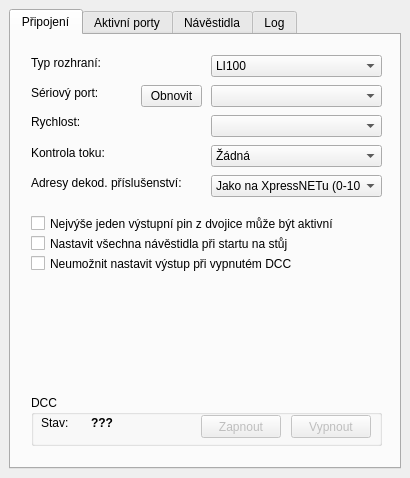
Above: form/main-window.ui from kmzbrnoI/rcs-lib-XpressNET-qt before the change. Below: the same form after it.
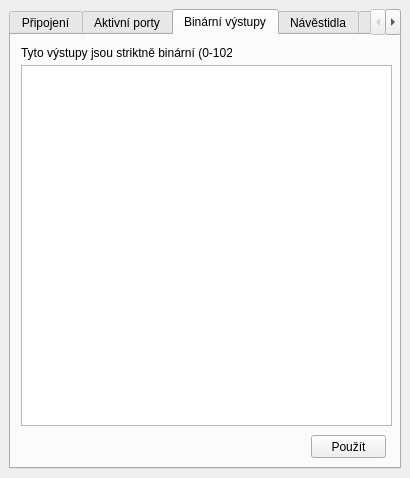
That is the form after the change. The open tabs and pages were chosen to show the change.

Commit message: Add binary outputs GUI. #22

```diff
--- a/form/main-window.ui
+++ b/form/main-window.ui
@@ -469,6 +469,53 @@
         </property>
        </widget>
       </widget>
+      <widget class="QWidget" name="t_binary">
+       <attribute name="title">
+        <string>Binární výstupy</string>
+       </attribute>
+       <widget class="QTextEdit" name="te_binary_outputs">
+        <property name="geometry">
+         <rect>
+          <x>10</x>
+          <y>30</y>
+          <width>371</width>
+          <height>361</height>
+         </rect>
+        </property>
+        <property name="acceptRichText">
+         <bool>false</bool>
+        </property>
+       </widget>
+       <widget class="QLabel" name="label_11">
+        <property name="geometry">
+         <rect>
+          <x>10</x>
+          <y>10</y>
+          <width>211</width>
+          <height>16</height>
+         </rect>
+        </property>
+        <property name="text">
+         <string>Tyto výstupy jsou striktně binární (0-1023):</string>
+        </property>
+       </widget>
+       <widget class="QPushButton" name="b_apply_binary">
+        <property name="geometry">
+         <rect>
+          <x>300</x>
+          <y>400</y>
+          <width>75</width>
+          <height>23</height>
+         </rect>
+        </property>
+        <property name="text">
+         <string>Použít</string>
+        </property>
+        <property name="checkable">
+         <bool>false</bool>
+        </property>
+       </widget>
+      </widget>
       <widget class="QWidget" name="t_signals">
        <attribute name="title">
         <string>Návěstidla</string>
```
Left out of the diff: 2 changed lines with no effect on the pictures. The commit also changes 3 other files.
